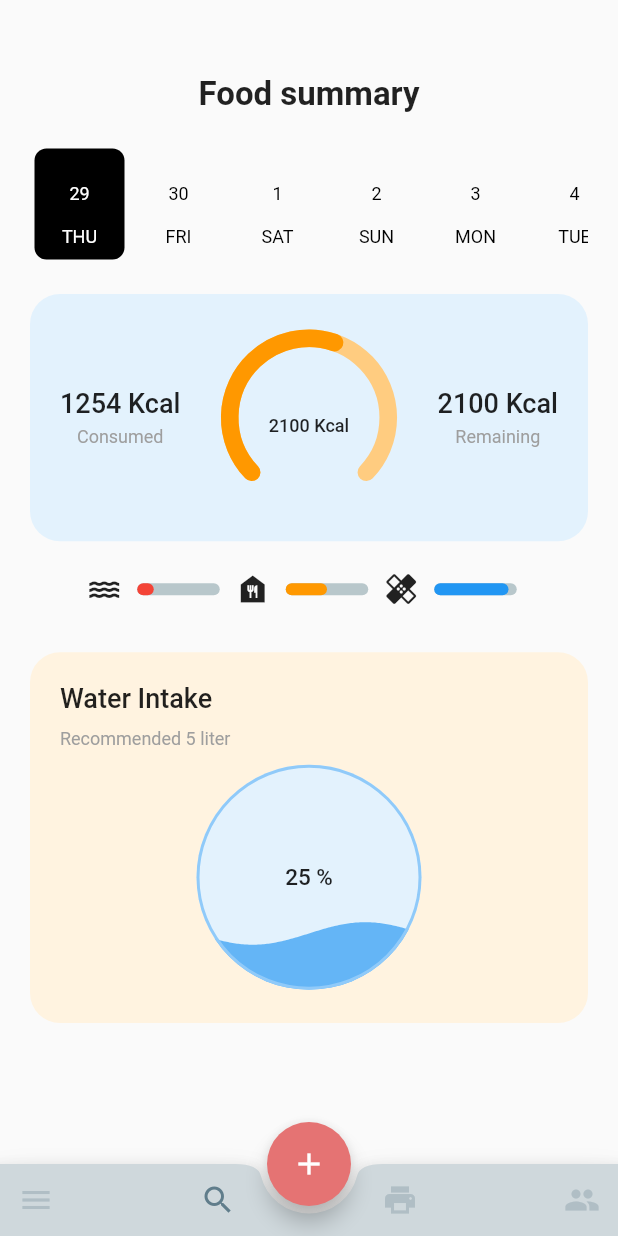
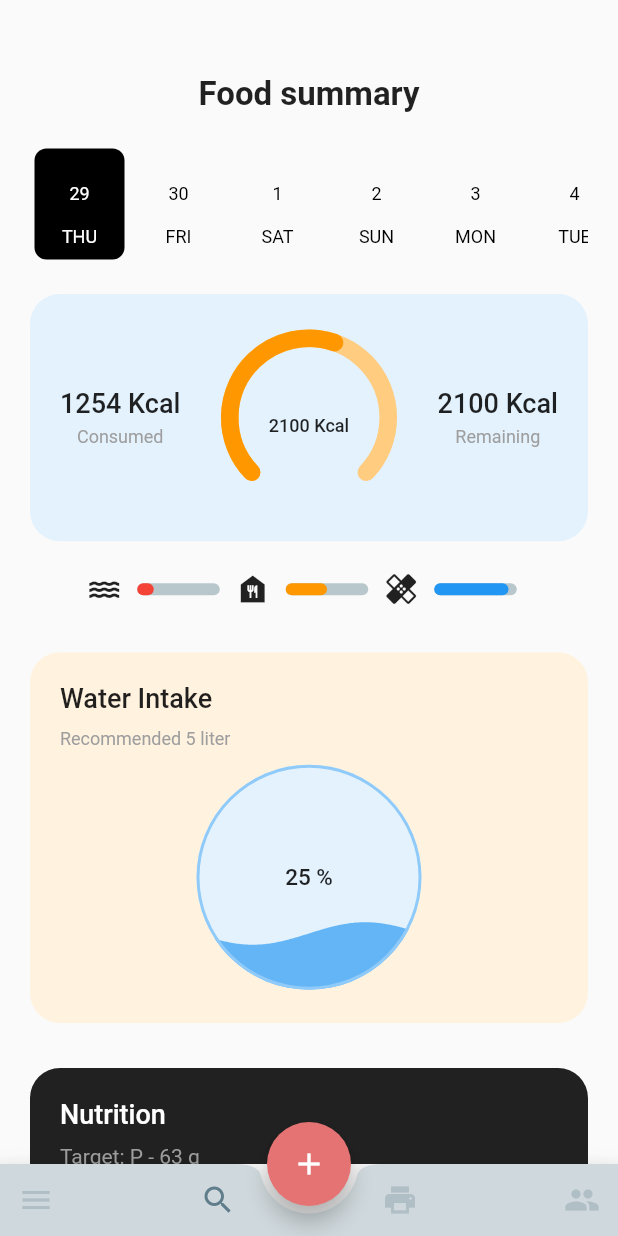
Before and after one commit to SilentCruzer/flutter_ui_collection, a Flutter app: the screen it shows after launch, item 2 of the bottom bar chosen, on a phone screen of 412 x 824 dp. Run offline on Flutter 3.47's test engine with Material 2 defaults, Android fonts, the phone set to English and light mode, and no system bars; drawn by our look-alikes of date_picker_timeline, percent_indicator, syncfusion_flutter_gauges; our stand-ins replace carousel_slider, liquid_progress_indicator, syncfusion_flutter_charts; network calls fail.

Commit message:
Added filler card in track screen

```diff
--- a/fitness_ui/lib/MainPages/Track.dart
+++ b/fitness_ui/lib/MainPages/Track.dart
@@ -1,5 +1,6 @@
 import 'package:date_picker_timeline/date_picker_widget.dart';
 import 'package:fitness_ui/MainPages/components/Track/KcalConsumed.dart';
+import 'package:fitness_ui/MainPages/components/Track/Nutrition.dart';
 import 'package:fitness_ui/MainPages/components/Track/WaterIntake.dart';
 import 'package:flutter/cupertino.dart';
 import 'package:flutter/material.dart';
@@ -54,6 +55,8 @@ class _TrackState extends State<Track> {
               KcalConsumed(),
               SizedBox(height: 30,),
               WaterIntake(),
+              SizedBox(height: 30,),
+              Nutrition()
             ],
           ),
         ),
--- /dev/null
+++ b/fitness_ui/lib/MainPages/components/Track/Nutrition.dart
@@ -0,0 +1,40 @@
+import 'package:flutter/cupertino.dart';
+import 'package:flutter/material.dart';
+
+import '../../../constants.dart';
+
+class Nutrition extends StatefulWidget {
+  const Nutrition({Key? key}) : super(key: key);
+
+  @override
+  State<Nutrition> createState() => _NutritionState();
+}
+
+class _NutritionState extends State<Nutrition> {
+  @override
+  Widget build(BuildContext context) {
+    return Container(
+      padding: EdgeInsets.all(20),
+      height: screenHeight * 0.3,
+      width: screenWidth,
+      decoration: new BoxDecoration(
+          color: Colors.black87,
+          borderRadius: BorderRadius.all(Radius.circular(20.0))),
+      child: Column(
+        crossAxisAlignment: CrossAxisAlignment.start,
+        children: [
+          Text("Nutrition", style: TextStyle(
+            fontSize: 18,
+            color: Colors.white,
+            fontWeight: FontWeight.w500
+          ),),
+          SizedBox(height: 10,),
+          Text("Target: P - 63 g",
+          style: TextStyle(
+            color: Colors.grey
+          ),)
+        ],
+      ),
+    );
+  }
+}
```
